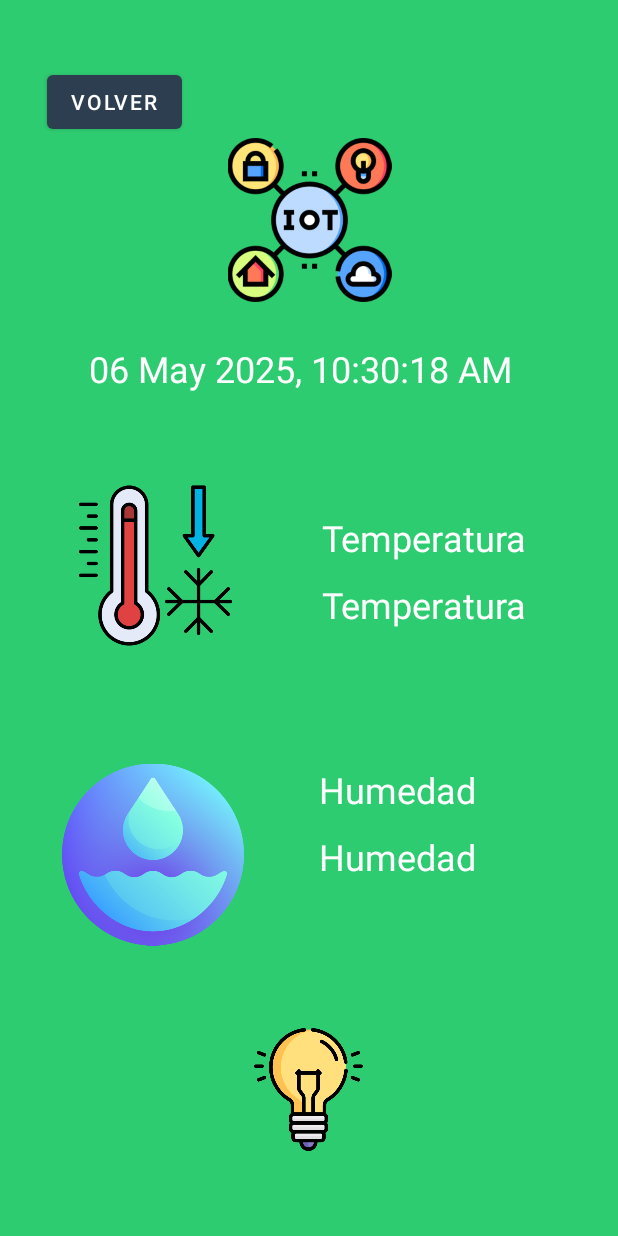
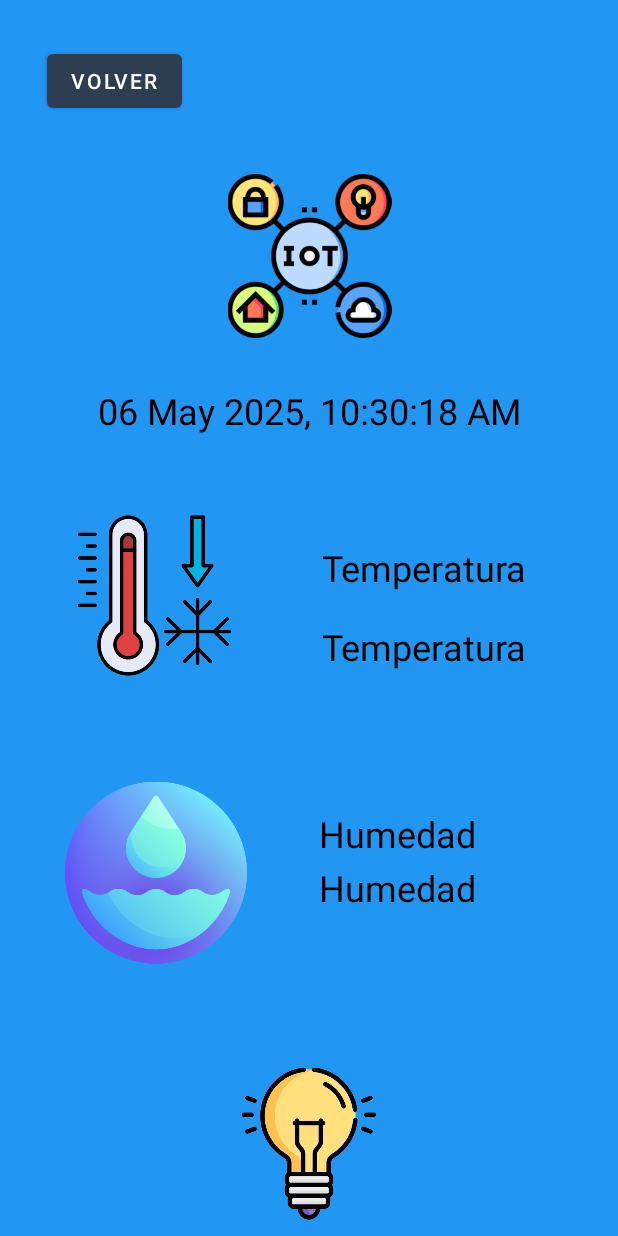
Before and after one commit to Seba271/pnk_prueba1, an Android app: the MainActivity screen opened directly, with no data from a screen before it, on a phone screen of 412 x 824 dp. Run offline under Robolectric (Android 15) with nearby library versions, the phone set to English and light mode, and no system bars; our stand-ins replace Volley; network calls fail.

Commit message:
mejora visual, agregue iconos y cambie colores

```diff
--- a/app/src/main/res/layout/activity_main.xml
+++ b/app/src/main/res/layout/activity_main.xml
@@ -7,6 +7,28 @@
     android:layout_height="match_parent"
     android:background="@color/colorFondo"
     tools:context=".MainActivity">
+
+    <ImageView
+        android:id="@+id/imagen_logo"
+        android:layout_width="143dp"
+        android:layout_height="109dp"
+        android:layout_marginTop="116dp"
+        app:layout_constraintEnd_toEndOf="parent"
+        app:layout_constraintStart_toStartOf="parent"
+        app:layout_constraintTop_toTopOf="parent"
+        app:srcCompat="@drawable/iot" />
+
+    <TextView
+        android:id="@+id/txt_fecha"
+        android:layout_width="wrap_content"
+        android:layout_height="wrap_content"
+        android:layout_marginTop="32dp"
+        android:text="Fecha"
+        android:textColor="@color/colorTextoGeneral"
+        android:textSize="24sp"
+        app:layout_constraintEnd_toEndOf="parent"
+        app:layout_constraintStart_toStartOf="parent"
+        app:layout_constraintTop_toBottomOf="@+id/imagen_logo" />
 
     <TextView
         android:id="@+id/txt_humedad2"
@@ -20,7 +42,20 @@
         app:layout_constraintHorizontal_bias="0.692"
         app:layout_constraintStart_toStartOf="parent"
         app:layout_constraintTop_toBottomOf="@+id/txt_temp"
-        app:layout_constraintVertical_bias="0.885" />
+        app:layout_constraintVertical_bias="0.965" />
+
+    <TextView
+        android:id="@+id/textView5"
+        android:layout_width="wrap_content"
+        android:layout_height="wrap_content"
+        android:layout_marginTop="72dp"
+        android:text="Temperatura"
+        android:textColor="@color/colorTextoGeneral"
+        android:textSize="24sp"
+        app:layout_constraintEnd_toEndOf="parent"
+        app:layout_constraintHorizontal_bias="0.778"
+        app:layout_constraintStart_toStartOf="parent"
+        app:layout_constraintTop_toBottomOf="@+id/txt_fecha" />
 
     <TextView
         android:id="@+id/txt_humedad"
@@ -35,40 +70,28 @@
         app:layout_constraintHorizontal_bias="0.692"
         app:layout_constraintStart_toStartOf="parent"
         app:layout_constraintTop_toBottomOf="@+id/txt_temp"
-        app:layout_constraintVertical_bias="0.06" />
+        app:layout_constraintVertical_bias="0.035" />
 
     <ImageView
-        android:id="@+id/imagen_logo"
-        android:layout_width="143dp"
-        android:layout_height="109dp"
-        android:layout_marginTop="92dp"
+        android:id="@+id/imagen_ampolleta"
+        android:layout_width="101dp"
+        android:layout_height="123dp"
+        app:layout_constraintBottom_toBottomOf="parent"
         app:layout_constraintEnd_toEndOf="parent"
-        app:layout_constraintHorizontal_bias="0.501"
-        app:layout_constraintStart_toStartOf="parent"
-        app:layout_constraintTop_toTopOf="parent"
-        app:srcCompat="@drawable/iot" />
-
-    <ImageView
-        android:id="@+id/imagen_temp"
-        android:layout_width="119dp"
-        android:layout_height="182dp"
-        android:layout_marginTop="24dp"
-        app:layout_constraintEnd_toEndOf="parent"
-        app:layout_constraintHorizontal_bias="0.151"
         app:layout_constraintStart_toStartOf="parent"
         app:layout_constraintTop_toBottomOf="@+id/txt_fecha"
-        app:srcCompat="@drawable/tempbaja" />
+        app:layout_constraintVertical_bias="1.0"
+        app:srcCompat="@drawable/ampolleta_on" />
 
     <TextView
         android:id="@+id/txt_temp"
         android:layout_width="wrap_content"
         android:layout_height="wrap_content"
-        android:layout_marginTop="12dp"
+        android:layout_marginTop="20dp"
         android:text="Temperatura"
-        android:textColor="@color/colorBotonTexto"
         android:textSize="24sp"
         app:layout_constraintEnd_toEndOf="parent"
-        app:layout_constraintHorizontal_bias="0.777"
+        app:layout_constraintHorizontal_bias="0.778"
         app:layout_constraintStart_toStartOf="parent"
         app:layout_constraintTop_toBottomOf="@+id/textView5" />
 
@@ -76,51 +99,24 @@
         android:id="@+id/imageView4"
         android:layout_width="121dp"
         android:layout_height="187dp"
-        android:layout_marginTop="8dp"
+        app:layout_constraintBottom_toBottomOf="parent"
         app:layout_constraintEnd_toEndOf="parent"
-        app:layout_constraintHorizontal_bias="0.143"
+        app:layout_constraintHorizontal_bias="0.15"
         app:layout_constraintStart_toStartOf="parent"
         app:layout_constraintTop_toBottomOf="@+id/imagen_temp"
+        app:layout_constraintVertical_bias="0.0"
         app:srcCompat="@drawable/humedad" />
 
-    <TextView
-        android:id="@+id/txt_fecha"
-        android:layout_width="wrap_content"
-        android:layout_height="wrap_content"
-        android:layout_marginTop="28dp"
-        android:text="Fecha"
-        android:textColor="@color/colorTextoGeneral"
-        android:textSize="24sp"
+    <ImageView
+        android:id="@+id/imagen_temp"
+        android:layout_width="119dp"
+        android:layout_height="182dp"
+        android:layout_marginTop="16dp"
         app:layout_constraintEnd_toEndOf="parent"
-        app:layout_constraintHorizontal_bias="0.456"
-        app:layout_constraintStart_toStartOf="parent"
-        app:layout_constraintTop_toBottomOf="@+id/imagen_logo" />
-
-    <ImageView
-        android:id="@+id/imagen_ampolleta"
-        android:layout_width="82dp"
-        android:layout_height="115dp"
-        android:layout_marginBottom="40dp"
-        app:layout_constraintBottom_toBottomOf="parent"
-        app:layout_constraintEnd_toEndOf="parent"
-        app:layout_constraintHorizontal_bias="0.498"
+        app:layout_constraintHorizontal_bias="0.149"
         app:layout_constraintStart_toStartOf="parent"
         app:layout_constraintTop_toBottomOf="@+id/txt_fecha"
-        app:layout_constraintVertical_bias="1.0"
-        app:srcCompat="@drawable/ampolleta_on" />
-
-    <TextView
-        android:id="@+id/textView5"
-        android:layout_width="wrap_content"
-        android:layout_height="wrap_content"
-        android:layout_marginTop="80dp"
-        android:text="Temperatura"
-        android:textColor="#FFFFFF"
-        android:textSize="24sp"
-        app:layout_constraintEnd_toEndOf="parent"
-        app:layout_constraintHorizontal_bias="0.777"
-        app:layout_constraintStart_toStartOf="parent"
-        app:layout_constraintTop_toBottomOf="@+id/txt_fecha" />
+        app:srcCompat="@drawable/tempbaja" />
 
     <Button
         android:id="@+id/btnVolver"
@@ -133,6 +129,6 @@
         app:layout_constraintHorizontal_bias="0.052"
         app:layout_constraintStart_toStartOf="parent"
         app:layout_constraintTop_toTopOf="parent"
-        app:layout_constraintVertical_bias="0.038" />
+        app:layout_constraintVertical_bias="0.019" />
 
 </androidx.constraintlayout.widget.ConstraintLayout>
--- a/app/src/main/res/layout/activity_mostrar_usuarios.xml
+++ b/app/src/main/res/layout/activity_mostrar_usuarios.xml
@@ -12,6 +12,7 @@
         android:layout_height="wrap_content"
         android:layout_margin="16dp"
         android:layout_marginTop="7dp"
+        android:background="#DAFFFFFF"
         android:iconifiedByDefault="false"
         android:queryHint="Buscar usuario..."
         app:layout_constraintEnd_toEndOf="parent"
@@ -23,6 +24,8 @@
         android:layout_width="0dp"
         android:layout_height="0dp"
         android:layout_margin="16dp"
+        android:background="#C2FBF8F8"
+        android:cacheColorHint="#A0070707"
         android:dividerHeight="1dp"
         app:layout_constraintBottom_toBottomOf="parent"
         app:layout_constraintEnd_toEndOf="parent"
@@ -48,6 +51,7 @@
         android:layout_height="wrap_content"
         android:layout_marginTop="108dp"
         android:text="Busqueda de Usuario"
+        android:textColor="@color/colorBotonTexto"
         android:textSize="34sp"
         android:textStyle="bold"
         app:layout_constraintEnd_toEndOf="parent"
--- a/app/src/main/res/values/colors.xml
+++ b/app/src/main/res/values/colors.xml
@@ -1,7 +1,7 @@
 <?xml version="1.0" encoding="utf-8"?>
 <resources>
-    <color name="colorFondo">#2ECC71</color>
+    <color name="colorFondo">#2196F3</color>
     <color name="colorPrimario">#2C3E50</color> /
     <color name="colorBotonTexto">#FFFFFF</color>
-    <color name="colorTextoGeneral">#FFFFFF</color>
+    <color name="colorTextoGeneral">#000000</color>
 </resources>
```
Also changed, not shown: app/src/main/java/com/example/webservice/MostrarUsuarios.kt (+11 -0 lines), app/src/main/res/layout/activity_acerca_de.xml (+54 -18 lines), app/src/main/res/layout/activity_login.xml (+17 -3 lines), app/src/main/res/layout/activity_menu.xml (+71 -31 lines), app/src/main/res/layout/activity_modificar_eliminar.xml (+5 -3 lines), app/src/main/res/layout/activity_registrar.xml (+5 -4 lines), app/src/main/res/drawable/logouser.png (added), 1 other file.
